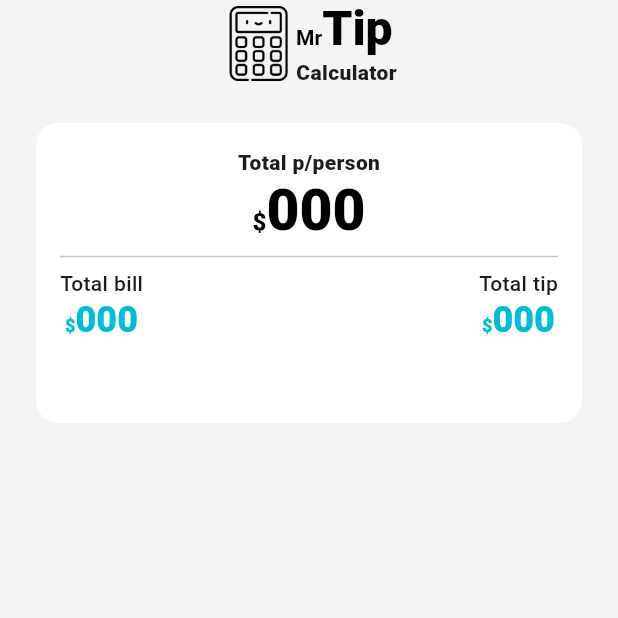
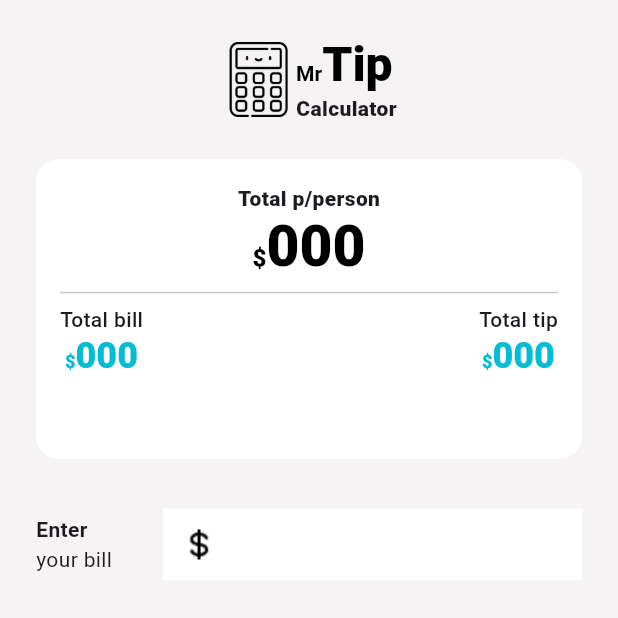
Before and after one commit to PutTheTrust/tip_calculator, a Flutter app: the screen it shows after launch, on a phone screen of 412 x 824 dp, the top half of it. Run offline on Flutter 3.47's test engine with Material 2 defaults, Android fonts, the phone set to English and light mode, and no system bars.

Commit message:
update: add base input section

```diff
--- a/lib/constants/strings.dart
+++ b/lib/constants/strings.dart
@@ -6,4 +6,13 @@ class Strings {
   static String mainTotal = "Total p/person";
   static String totalBill = "Total bill";
   static String totalTip = "Total tip";
+
+  static String enter = "Enter";
+  static String yourBill = "your bill";
+
+  static String choose = "Choose";
+  static String yourTip = "your tip";
+
+  static String split = "Split";
+  static String theTotal = "the total";
 }
--- a/lib/screens/home_screen.dart
+++ b/lib/screens/home_screen.dart
@@ -1,4 +1,7 @@
 import 'package:flutter/material.dart';
+import 'package:tip_calculator/constants/strings.dart';
+import 'package:tip_calculator/widgets/input_widget.dart';
+import 'package:tip_calculator/widgets/left_title_widget.dart';
 import 'package:tip_calculator/widgets/title_widget.dart';
 import 'package:tip_calculator/widgets/total_widget.dart';
 
@@ -10,20 +13,23 @@ class Home extends StatelessWidget {
     return const Scaffold(
       backgroundColor: Color(0xFFF5F3F4),
       body: SafeArea(
+        child: Padding(
+          padding: EdgeInsets.all(24),
           child: Column(
             children: [
               // Title
               TitleWidget(),
               // Amount container
-            TotalWidget()
+              TotalWidget(),
               // Bill input
-
+              InputWidget()
               // Percentage input
 
               // Split input
             ],
           ),
         ),
+      ),
     );
   }
 }
--- /dev/null
+++ b/lib/widgets/input_widget.dart
@@ -0,0 +1,36 @@
+import 'package:flutter/material.dart';
+import 'package:tip_calculator/constants/strings.dart';
+import 'package:tip_calculator/widgets/left_title_widget.dart';
+
+class InputWidget extends StatelessWidget {
+  const InputWidget({super.key});
+
+  @override
+  Widget build(BuildContext context) {
+    return Padding(
+      padding: const EdgeInsets.only(top: 33),
+      child: Row(
+        mainAxisAlignment: MainAxisAlignment.spaceBetween,
+        children: [
+          LeftTitleWidget(
+            topText: Strings.enter,
+            bottomText: Strings.yourBill,
+          ),
+          const SizedBox(
+            width: 34,
+          ),
+          Expanded(
+            child: TextField(
+              decoration: InputDecoration(
+                filled: true,
+                fillColor: Colors.white,
+                border: InputBorder.none,
+                prefixIcon: Image.asset("assets/images/icon-dollar.png"),
+              ),
+            ),
+          )
+        ],
+      ),
+    );
+  }
+}
--- /dev/null
+++ b/lib/widgets/left_title_widget.dart
@@ -0,0 +1,22 @@
+import 'package:flutter/material.dart';
+
+class LeftTitleWidget extends StatelessWidget {
+  final String topText;
+  final String bottomText;
+  const LeftTitleWidget(
+      {super.key, required this.topText, required this.bottomText});
+
+  @override
+  Widget build(BuildContext context) {
+    return Column(
+      crossAxisAlignment: CrossAxisAlignment.start,
+      children: [
+        Text(
+          topText,
+          style: const TextStyle(fontWeight: FontWeight.bold),
+        ),
+        Text(bottomText),
+      ],
+    );
+  }
+}
--- a/lib/widgets/total_widget.dart
+++ b/lib/widgets/total_widget.dart
@@ -9,7 +9,7 @@ class TotalWidget extends StatelessWidget {
   @override
   Widget build(BuildContext context) {
     return Container(
-      margin: const EdgeInsets.all(24.0),
+      margin: const EdgeInsets.only(top: 24.0),
       width: MediaQuery.of(context).size.width,
       height: 200,
       decoration: const BoxDecoration(
```
Also changed, not shown: assets/images/icon-dollar.png (added). Lines whose indentation alone changed are shown as unchanged.
